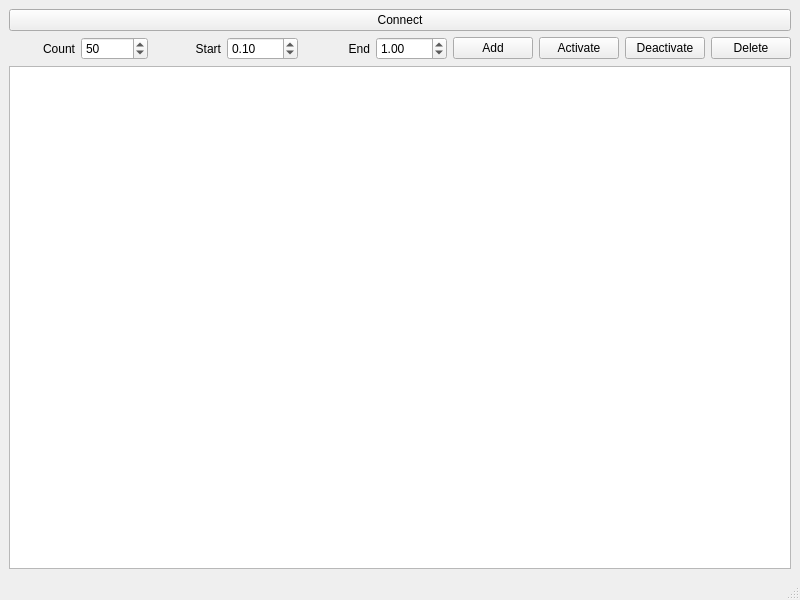
Old version of the form helper_form.ui in the repository AntonYefanov/Arospike-DB-Helper.
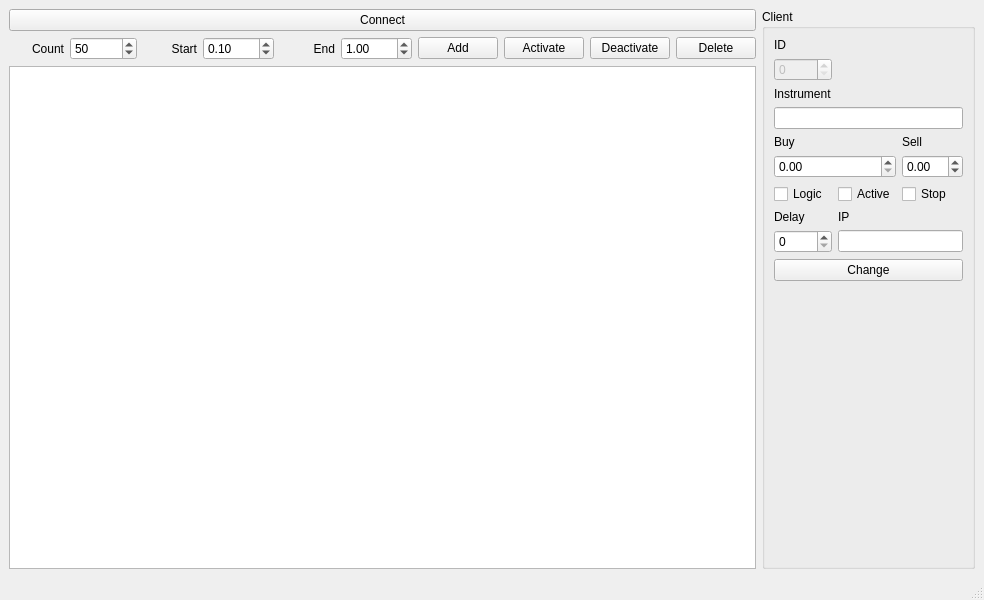
New version of the form.

```diff
--- a/helper_form.ui
+++ b/helper_form.ui
@@ -6,7 +6,7 @@
    <rect>
     <x>0</x>
     <y>0</y>
-    <width>800</width>
+    <width>984</width>
     <height>600</height>
    </rect>
   </property>
@@ -14,28 +14,24 @@
    <string>Database helper 3000</string>
   </property>
   <widget class="QWidget" name="centralwidget">
-   <layout class="QGridLayout" name="gridLayout">
-    <item row="2" column="8">
-     <widget class="QPushButton" name="btnDeactivate">
-      <property name="text">
-       <string>Deactivate</string>
+   <layout class="QGridLayout" name="gridLayout" columnstretch="2,2,2,2,2,2,2,2,2,2,6">
+    <item row="2" column="3">
+     <widget class="QDoubleSpinBox" name="dspBxStart">
+      <property name="maximum">
+       <double>9999.989999999999782</double>
       </property>
-     </widget>
-    </item>
-    <item row="1" column="0" colspan="10">
-     <widget class="QPushButton" name="btnConnect">
-      <property name="text">
-       <string>Connect</string>
+      <property name="singleStep">
+       <double>0.100000000000000</double>
       </property>
+      <property name="value">
+       <double>0.100000000000000</double>
+      </property>
      </widget>
     </item>
-    <item row="2" column="4">
-     <widget class="QLabel" name="label_3">
+    <item row="2" column="6">
+     <widget class="QPushButton" name="btnAdd">
       <property name="text">
-       <string>End</string>
-      </property>
-      <property name="alignment">
-       <set>Qt::AlignRight|Qt::AlignTrailing|Qt::AlignVCenter</set>
+       <string>Add</string>
       </property>
      </widget>
     </item>
@@ -52,27 +48,6 @@
       </attribute>
      </widget>
     </item>
-    <item row="2" column="6">
-     <widget class="QPushButton" name="btnAdd">
-      <property name="text">
-       <string>Add</string>
-      </property>
-     </widget>
-    </item>
-    <item row="2" column="9">
-     <widget class="QPushButton" name="btnDelete">
-      <property name="text">
-       <string>Delete</string>
-      </property>
-     </widget>
-    </item>
-    <item row="2" column="7">
-     <widget class="QPushButton" name="btnActivate">
-      <property name="text">
-       <string>Activate</string>
-      </property>
-     </widget>
-    </item>
     <item row="2" column="0">
      <widget class="QLabel" name="label">
       <property name="text">
@@ -83,6 +58,13 @@
       </property>
      </widget>
     </item>
+    <item row="2" column="7">
+     <widget class="QPushButton" name="btnActivate">
+      <property name="text">
+       <string>Activate</string>
+      </property>
+     </widget>
+    </item>
     <item row="2" column="2">
      <widget class="QLabel" name="label_2">
       <property name="text">
@@ -103,16 +85,34 @@
       </property>
      </widget>
     </item>
-    <item row="2" column="3">
-     <widget class="QDoubleSpinBox" name="dspBxStart">
-      <property name="maximum">
-       <double>9999.989999999999782</double>
+    <item row="2" column="9">
+     <widget class="QPushButton" name="btnDelete">
+      <property name="text">
+       <string>Delete</string>
       </property>
-      <property name="singleStep">
-       <double>0.100000000000000</double>
+     </widget>
+    </item>
+    <item row="2" column="8">
+     <widget class="QPushButton" name="btnDeactivate">
+      <property name="text">
+       <string>Deactivate</string>
       </property>
-      <property name="value">
-       <double>0.100000000000000</double>
+     </widget>
+    </item>
+    <item row="1" column="0" colspan="10">
+     <widget class="QPushButton" name="btnConnect">
+      <property name="text">
+       <string>Connect</string>
+      </property>
+     </widget>
+    </item>
+    <item row="2" column="4">
+     <widget class="QLabel" name="label_3">
+      <property name="text">
+       <string>End</string>
+      </property>
+      <property name="alignment">
+       <set>Qt::AlignRight|Qt::AlignTrailing|Qt::AlignVCenter</set>
       </property>
      </widget>
     </item>
@@ -129,6 +129,131 @@
       </property>
      </widget>
     </item>
+    <item row="1" column="10" rowspan="3">
+     <widget class="QGroupBox" name="groupBox">
+      <property name="title">
+       <string>Client</string>
+      </property>
+      <layout class="QGridLayout" name="gridLayout_2">
+       <item row="0" column="0">
+        <widget class="QLabel" name="label_4">
+         <property name="text">
+          <string>ID</string>
+         </property>
+        </widget>
+       </item>
+       <item row="2" column="0">
+        <widget class="QLabel" name="label_5">
+         <property name="text">
+          <string>Instrument</string>
+         </property>
+        </widget>
+       </item>
+       <item row="3" column="0" colspan="4">
+        <widget class="QLineEdit" name="leInstrument"/>
+       </item>
+       <item row="1" column="0">
+        <widget class="QSpinBox" name="sBxID">
+         <property name="enabled">
+          <bool>false</bool>
+         </property>
+        </widget>
+       </item>
+       <item row="6" column="0">
+        <widget class="QCheckBox" name="chBxLogic">
+         <property name="text">
+          <string>Logic</string>
+         </property>
+        </widget>
+       </item>
+       <item row="4" column="2">
+        <widget class="QLabel" name="label_8">
+         <property name="text">
+          <string>Sell</string>
+         </property>
+        </widget>
+       </item>
+       <item row="7" column="1">
+        <widget class="QLabel" name="label_12">
+         <property name="text">
+          <string>IP</string>
+         </property>
+        </widget>
+       </item>
+       <item row="5" column="0" colspan="2">
+        <widget class="QDoubleSpinBox" name="dsBxBuy">
+         <property name="singleStep">
+          <double>0.100000000000000</double>
+         </property>
+        </widget>
+       </item>
+       <item row="4" column="0">
+        <widget class="QLabel" name="label_6">
+         <property name="text">
+          <string>Buy</string>
+         </property>
+        </widget>
+       </item>
+       <item row="8" column="0">
+        <widget class="QSpinBox" name="sBxDelay"/>
+       </item>
+       <item row="8" column="1" colspan="3">
+        <widget class="QLineEdit" name="leIP"/>
+       </item>
+       <item row="7" column="0">
+        <widget class="QLabel" name="label_10">
+         <property name="text">
+          <string>Delay</string>
+         </property>
+        </widget>
+       </item>
+       <item row="11" column="0">
+        <spacer name="verticalSpacer">
+         <property name="orientation">
+          <enum>Qt::Vertical</enum>
+         </property>
+         <property name="sizeHint" stdset="0">
+          <size>
+           <width>20</width>
+           <height>40</height>
+          </size>
+         </property>
+        </spacer>
+       </item>
+       <item row="5" column="2" colspan="2">
+        <widget class="QDoubleSpinBox" name="dsBxSell">
+         <property name="minimum">
+          <double>-99.000000000000000</double>
+         </property>
+         <property name="singleStep">
+          <double>0.100000000000000</double>
+         </property>
+        </widget>
+       </item>
+       <item row="6" column="1">
+        <widget class="QCheckBox" name="chBxActive">
+         <property name="text">
+          <string>Active</string>
+         </property>
+        </widget>
+       </item>
+       <item row="6" column="2">
+        <widget class="QCheckBox" name="chBxStop">
+         <property name="text">
+          <string>Stop</string>
+         </property>
+        </widget>
+       </item>
+       <item row="9" column="0" colspan="4">
+        <widget class="QPushButton" name="btnChange">
+         <property name="text">
+          <string>Change</string>
+         </property>
+        </widget>
+       </item>
+      </layout>
+     </widget>
+    </item>
    </layout>
   </widget>
   <widget class="QMenuBar" name="menubar">
```
Left out of the diff: 2 changed lines with no effect on the pictures.
